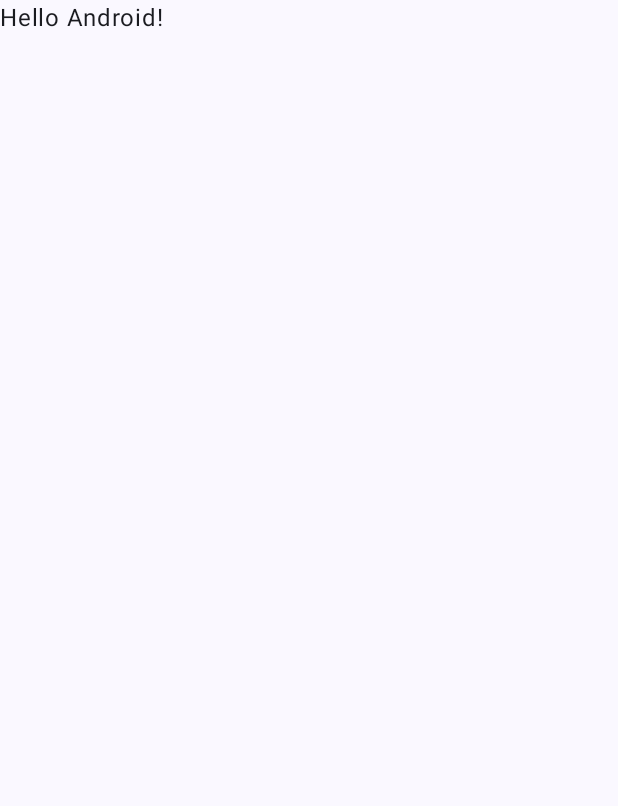
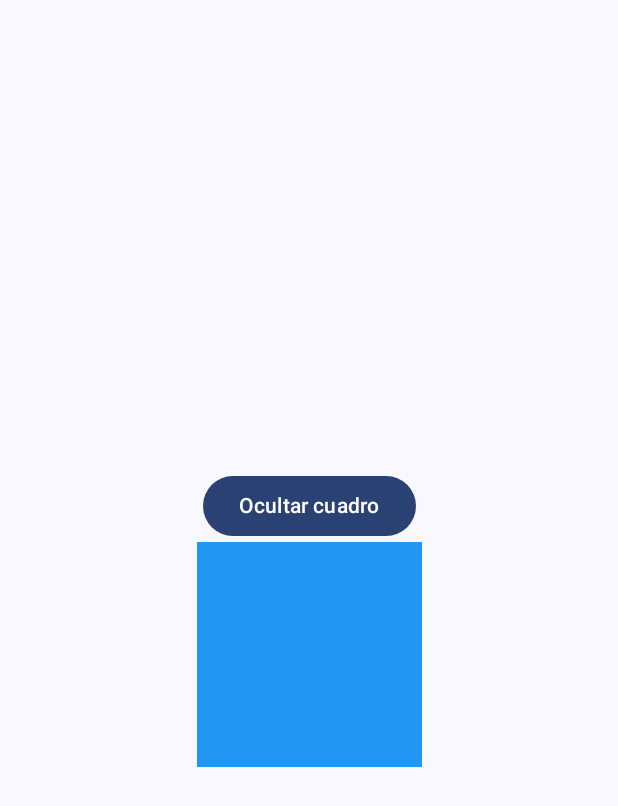
Before and after one commit to RoyerAugusto/Laboratorio13, an Android app built with Jetpack Compose: the screen it shows after launch (MainActivity), on a phone screen of 412 x 824 dp. Before the commit the part shown is almost empty. Shown: the top 806 px of the screen. Run offline under Robolectric (Android 15) with nearby library versions, the phone set to English and light mode, and no system bars.

Commit message:
Ejercicio 1: AnimatedVisibility

```diff
--- a/app/src/main/java/com/example/laboratorio13/MainActivity.kt
+++ b/app/src/main/java/com/example/laboratorio13/MainActivity.kt
@@ -1,17 +1,29 @@
+
 package com.example.laboratorio13
 
 import android.os.Bundle
 import androidx.activity.ComponentActivity
 import androidx.activity.compose.setContent
 import androidx.activity.enableEdgeToEdge
+import androidx.compose.animation.AnimatedVisibility
+import androidx.compose.animation.fadeIn
+import androidx.compose.animation.fadeOut
+import androidx.compose.foundation.background
+import androidx.compose.foundation.layout.Arrangement
+import androidx.compose.foundation.layout.Box
+import androidx.compose.foundation.layout.Column
 import androidx.compose.foundation.layout.fillMaxSize
-import androidx.compose.foundation.layout.padding
+import androidx.compose.foundation.layout.size
+import androidx.compose.material3.Button
 import androidx.compose.material3.Scaffold
 import androidx.compose.material3.Text
-import androidx.compose.runtime.Composable
+import androidx.compose.runtime.*
+import androidx.compose.ui.Alignment
 import androidx.compose.ui.Modifier
-import androidx.compose.ui.tooling.preview.Preview
+import androidx.compose.ui.graphics.Color
+import androidx.compose.ui.unit.dp
 import com.example.laboratorio13.ui.theme.Laboratorio13Theme
+import androidx.compose.foundation.layout.padding
 
 class MainActivity : ComponentActivity() {
     override fun onCreate(savedInstanceState: Bundle?) {
@@ -20,9 +32,10 @@ class MainActivity : ComponentActivity() {
         setContent {
             Laboratorio13Theme {
                 Scaffold(modifier = Modifier.fillMaxSize()) { innerPadding ->
-                    Greeting(
-                        name = "Android",
-                        modifier = Modifier.padding(innerPadding)
+                    AnimatedVisibilityExercise(
+                        modifier = Modifier
+                            .fillMaxSize()
+                            .padding(innerPadding)
                     )
                 }
             }
@@ -31,17 +44,28 @@ class MainActivity : ComponentActivity() {
 }
 
 @Composable
-fun Greeting(name: String, modifier: Modifier = Modifier) {
-    Text(
-        text = "Hello $name!",
-        modifier = modifier
-    )
-}
+fun AnimatedVisibilityExercise(modifier: Modifier = Modifier) {
+    var visible by remember { mutableStateOf(true) }
 
-@Preview(showBackground = true)
-@Composable
-fun GreetingPreview() {
-    Laboratorio13Theme {
-        Greeting("Android")
+    Column(
+        modifier = modifier,
+        horizontalAlignment = Alignment.CenterHorizontally,
+        verticalArrangement = Arrangement.Center
+    ) {
+        Button(onClick = { visible = !visible }) {
+            Text(if (visible) "Ocultar cuadro" else "Mostrar cuadro")
+        }
+
+        AnimatedVisibility(
+            visible = visible,
+            enter = fadeIn(),
+            exit = fadeOut()
+        ) {
+            Box(
+                modifier = Modifier
+                    .size(150.dp)
+                    .background(Color(0xFF2196F3))
+            )
+        }
     }
 }
```
